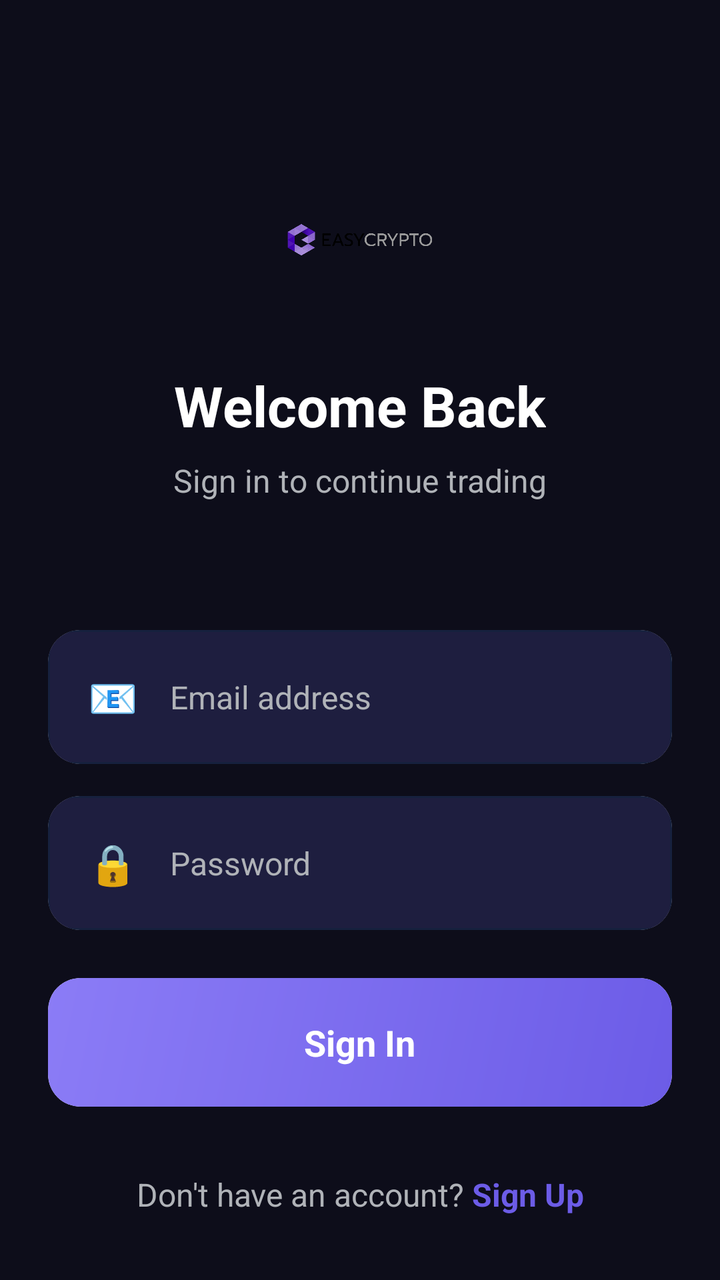
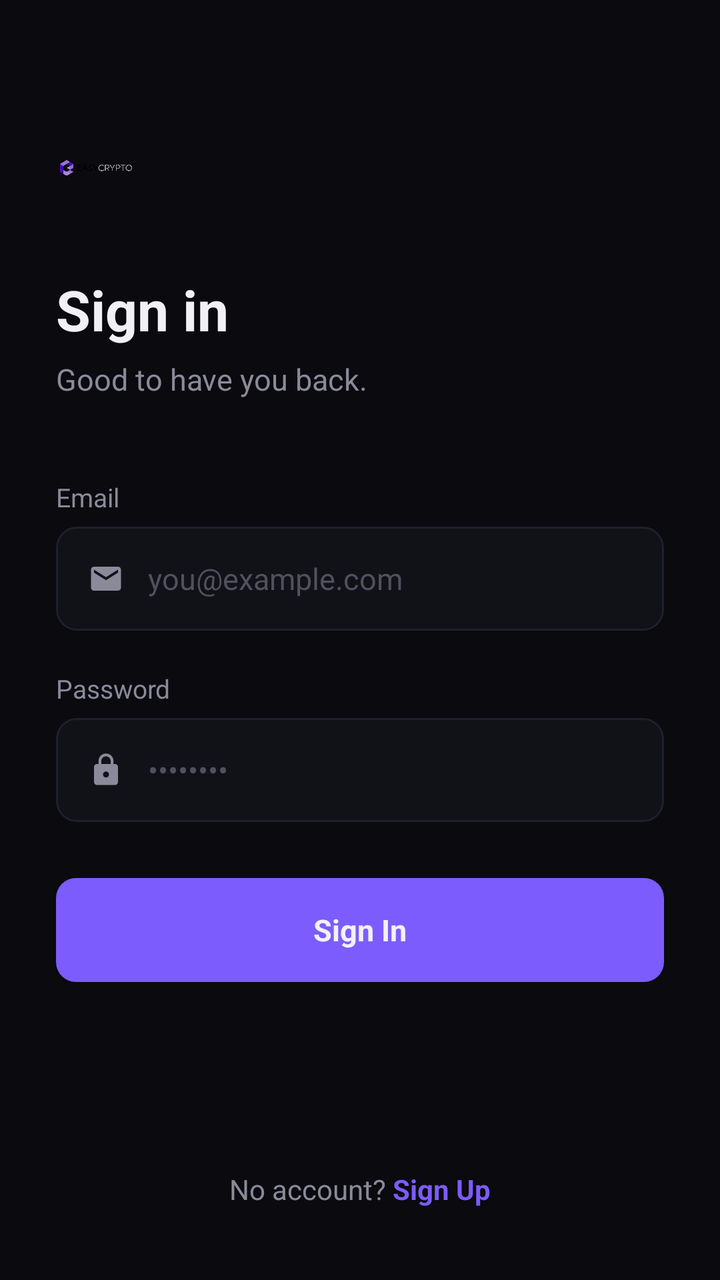

An Android layout rendered at two revisions. The XML below is the earlier revision; the diff shows what the commit changed to produce the second picture.
<!-- AndroidManifest.xml: application theme Theme.CryptoApplication -->
<!-- res/layout/activity_login.xml -->
<?xml version="1.0" encoding="utf-8"?>
<androidx.constraintlayout.widget.ConstraintLayout xmlns:android="http://schemas.android.com/apk/res/android"
    xmlns:app="http://schemas.android.com/apk/res-auto"
    xmlns:tools="http://schemas.android.com/tools"
    android:layout_width="match_parent"
    android:layout_height="match_parent"
    android:background="@color/dark_background"
    android:fitsSystemWindows="true"
    tools:context=".ui.auth.LoginActivity">

    
    <LinearLayout
        android:id="@+id/headerSection"
        android:layout_width="match_parent"
        android:layout_height="wrap_content"
        android:orientation="vertical"
        android:gravity="center"
        android:padding="32dp"
        android:layout_marginTop="48dp"
        app:layout_constraintTop_toTopOf="parent"
        app:layout_constraintStart_toStartOf="parent"
        app:layout_constraintEnd_toEndOf="parent">

        
        <ImageView
            android:id="@+id/logoImage"
            android:layout_width="80dp"
            android:layout_height="80dp"
            android:src="@drawable/mianlogo"
            android:contentDescription="App Logo"
            android:layout_marginBottom="24dp" />

        
        <TextView
            android:layout_width="wrap_content"
            android:layout_height="wrap_content"
            android:text="Welcome Back"
            android:textColor="@color/text_primary"
            android:textSize="28sp"
            android:textStyle="bold"
            android:layout_marginBottom="8dp" />

        <TextView
            android:layout_width="wrap_content"
            android:layout_height="wrap_content"
            android:text="Sign in to continue trading"
            android:textColor="@color/text_secondary"
            android:textSize="16sp" />

    </LinearLayout>

    
    <LinearLayout
        android:id="@+id/loginForm"
        android:layout_width="0dp"
        android:layout_height="wrap_content"
        android:orientation="vertical"
        android:layout_marginStart="24dp"
        android:layout_marginEnd="24dp"
        android:layout_marginTop="32dp"
        app:layout_constraintTop_toBottomOf="@+id/headerSection"
        app:layout_constraintStart_toStartOf="parent"
        app:layout_constraintEnd_toEndOf="parent">

        
        <androidx.cardview.widget.CardView
            android:layout_width="match_parent"
            android:layout_height="wrap_content"
            android:layout_marginBottom="16dp"
            app:cardCornerRadius="16dp"
            app:cardElevation="0dp">

            <LinearLayout
                android:layout_width="match_parent"
                android:layout_height="wrap_content"
                android:background="@drawable/dark_card_background"
                android:orientation="horizontal"
                android:gravity="center_vertical"
                android:padding="20dp">

                <TextView
                    android:layout_width="wrap_content"
                    android:layout_height="wrap_content"
                    android:text="📧"
                    android:textSize="20sp"
                    android:layout_marginEnd="16dp" />

                <EditText
                    android:id="@+id/emailEditText"
                    android:layout_width="0dp"
                    android:layout_height="wrap_content"
                    android:layout_weight="1"
                    android:hint="Email address"
                    android:textColor="@color/text_primary"
                    android:textColorHint="@color/text_secondary"
                    android:textSize="16sp"
                    android:background="@android:color/transparent"
                    android:inputType="textEmailAddress" />

            </LinearLayout>

        </androidx.cardview.widget.CardView>

        
        <androidx.cardview.widget.CardView
            android:layout_width="match_parent"
            android:layout_height="wrap_content"
            android:layout_marginBottom="24dp"
            app:cardCornerRadius="16dp"
            app:cardElevation="0dp">

            <LinearLayout
                android:layout_width="match_parent"
                android:layout_height="wrap_content"
                android:background="@drawable/dark_card_background"
                android:orientation="horizontal"
                android:gravity="center_vertical"
                android:padding="20dp">

                <TextView
                    android:layout_width="wrap_content"
                    android:layout_height="wrap_content"
                    android:text="🔒"
                    android:textSize="20sp"
                    android:layout_marginEnd="16dp" />

                <EditText
                    android:id="@+id/passwordEditText"
                    android:layout_width="0dp"
                    android:layout_height="wrap_content"
                    android:layout_weight="1"
                    android:hint="Password"
                    android:textColor="@color/text_primary"
                    android:textColorHint="@color/text_secondary"
                    android:textSize="16sp"
                    android:background="@android:color/transparent"
                    android:inputType="textPassword" />

            </LinearLayout>

        </androidx.cardview.widget.CardView>

        
        <androidx.cardview.widget.CardView
            android:layout_width="match_parent"
            android:layout_height="wrap_content"
            android:layout_marginBottom="24dp"
            app:cardCornerRadius="16dp"
            app:cardElevation="0dp">

            <LinearLayout
                android:id="@+id/loginButton"
                android:layout_width="match_parent"
                android:layout_height="wrap_content"
                android:background="@drawable/gradient_purple_card"
                android:orientation="horizontal"
                android:gravity="center"
                android:padding="20dp"
                android:clickable="true"
                android:focusable="true">

                <TextView
                    android:layout_width="wrap_content"
                    android:layout_height="wrap_content"
                    android:text="Sign In"
                    android:textColor="@color/text_primary"
                    android:textSize="18sp"
                    android:textStyle="bold" />

            </LinearLayout>

        </androidx.cardview.widget.CardView>

    </LinearLayout>

    
    <LinearLayout
        android:layout_width="wrap_content"
        android:layout_height="wrap_content"
        android:orientation="horizontal"
        android:gravity="center"
        android:layout_marginBottom="32dp"
        app:layout_constraintBottom_toBottomOf="parent"
        app:layout_constraintStart_toStartOf="parent"
        app:layout_constraintEnd_toEndOf="parent">

        <TextView
            android:layout_width="wrap_content"
            android:layout_height="wrap_content"
            android:text="Don't have an account? "
            android:textColor="@color/text_secondary"
            android:textSize="16sp" />

        <TextView
            android:id="@+id/createOneText"
            android:layout_width="wrap_content"
            android:layout_height="wrap_content"
            android:text="Sign Up"
            android:textColor="@color/purple_primary"
            android:textSize="16sp"
            android:textStyle="bold"
            android:clickable="true"
            android:focusable="true" />

    </LinearLayout>

</androidx.constraintlayout.widget.ConstraintLayout>
<!-- resources referenced by this layout -->
<resources>
  <color name="dark_background">#0D0D1A</color>
  <color name="purple_primary">#6C5CE7</color>
  <color name="text_primary">#FFFFFF</color>
  <color name="text_secondary">#B0B3B8</color>
  <!-- drawable dark_card_background (drawable) -->
  <?xml version="1.0" encoding="utf-8"?>
  <shape xmlns:android="http://schemas.android.com/apk/res/android">
      <solid android:color="@color/dark_card" />
      <corners android:radius="12dp" />
      <stroke 
          android:width="1dp" 
          android:color="@color/dark_surface_variant" />
  </shape>
  <!-- drawable gradient_purple_card (drawable) -->
  <?xml version="1.0" encoding="utf-8"?>
  <shape xmlns:android="http://schemas.android.com/apk/res/android">
      <gradient
          android:startColor="@color/purple_primary"
          android:endColor="@color/purple_accent"
          android:angle="135" />
      <corners android:radius="16dp" />
  </shape>
  <!-- drawable mianlogo: png bitmap (drawable, 30766 bytes) -->
  <style name="Theme.CryptoApplication" parent="Theme.Material3.DayNight.NoActionBar">
          
          <item name="colorPrimary">@color/purple_primary</item>
          <item name="colorOnPrimary">@color/text_primary</item>
          <item name="colorPrimaryContainer">@color/purple_accent</item>
          <item name="colorOnPrimaryContainer">@color/text_primary</item>
          
          
          <item name="colorSecondary">@color/purple_secondary</item>
          <item name="colorOnSecondary">@color/text_primary</item>
          <item name="colorSecondaryContainer">@color/dark_surface_variant</item>
          <item name="colorOnSecondaryContainer">@color/text_secondary</item>
  
          
          <item name="colorSurface">@color/dark_background</item>
          <item name="colorOnSurface">@color/text_primary</item>
          <item name="colorSurfaceVariant">@color/dark_surface</item>
          <item name="colorOnSurfaceVariant">@color/text_secondary</item>
          
          
          <item name="android:colorBackground">@color/dark_background</item>
          <item name="colorOnBackground">@color/text_primary</item>
          <item name="android:windowBackground">@color/dark_background</item>
          
          
          <item name="android:statusBarColor">@color/dark_background</item>
          <item name="android:windowLightStatusBar">false</item>
          
          
          <item name="android:navigationBarColor">@color/dark_background</item>
          
          
          <item name="colorError">@color/red_loss</item>
          <item name="colorOnError">@color/text_primary</item>
      </style>
  <color name="dark_card">#1E1E3F</color>
  <color name="dark_surface_variant">#16213E</color>
  <color name="purple_accent">#8B7CF6</color>
  <color name="purple_secondary">#A29BFE</color>
  <color name="dark_surface">#1A1A2E</color>
  <color name="red_loss">#FF6B6B</color>
</resources>

<!-- the commit's change to res/layout/activity_login.xml (unified diff, before → after) -->
@@ -11,41 +11,39 @@
     
     <LinearLayout
         android:id="@+id/headerSection"
-        android:layout_width="match_parent"
+        android:layout_width="0dp"
         android:layout_height="wrap_content"
         android:orientation="vertical"
-        android:gravity="center"
-        android:padding="32dp"
-        android:layout_marginTop="48dp"
+        android:paddingStart="28dp"
+        android:paddingEnd="28dp"
+        android:layout_marginTop="64dp"
         app:layout_constraintTop_toTopOf="parent"
         app:layout_constraintStart_toStartOf="parent"
         app:layout_constraintEnd_toEndOf="parent">
 
-        
         <ImageView
             android:id="@+id/logoImage"
-            android:layout_width="80dp"
-            android:layout_height="80dp"
+            android:layout_width="40dp"
+            android:layout_height="40dp"
             android:src="@drawable/mianlogo"
-            android:contentDescription="App Logo"
-            android:layout_marginBottom="24dp" />
-
-        
-        <TextView
-            android:layout_width="wrap_content"
-            android:layout_height="wrap_content"
-            android:text="Welcome Back"
+            android:contentDescription="BitMax"
+            android:layout_marginBottom="32dp" />
+
+        <TextView
+            android:layout_width="wrap_content"
+            android:layout_height="wrap_content"
+            android:text="Sign in"
             android:textColor="@color/text_primary"
             android:textSize="28sp"
             android:textStyle="bold"
-            android:layout_marginBottom="8dp" />
-
-        <TextView
-            android:layout_width="wrap_content"
-            android:layout_height="wrap_content"
-            android:text="Sign in to continue trading"
-            android:textColor="@color/text_secondary"
-            android:textSize="16sp" />
+            android:layout_marginBottom="6dp" />
+
+        <TextView
+            android:layout_width="wrap_content"
+            android:layout_height="wrap_content"
+            android:text="Good to have you back."
+            android:textColor="@color/text_secondary"
+            android:textSize="15sp" />
 
     </LinearLayout>
 
@@ -55,121 +53,116 @@
         android:layout_width="0dp"
         android:layout_height="wrap_content"
         android:orientation="vertical"
-        android:layout_marginStart="24dp"
-        android:layout_marginEnd="24dp"
-        android:layout_marginTop="32dp"
+        android:paddingStart="28dp"
+        android:paddingEnd="28dp"
+        android:layout_marginTop="40dp"
         app:layout_constraintTop_toBottomOf="@+id/headerSection"
         app:layout_constraintStart_toStartOf="parent"
         app:layout_constraintEnd_toEndOf="parent">
 
         
-        <androidx.cardview.widget.CardView
+        <TextView
+            android:layout_width="wrap_content"
+            android:layout_height="wrap_content"
+            android:text="Email"
+            android:textColor="@color/text_secondary"
+            android:textSize="13sp"
+            android:layout_marginBottom="6dp" />
+
+        
+        <LinearLayout
             android:layout_width="match_parent"
-            android:layout_height="wrap_content"
-            android:layout_marginBottom="16dp"
-            app:cardCornerRadius="16dp"
-            app:cardElevation="0dp">
-
-            <LinearLayout
-                android:layout_width="match_parent"
+            android:layout_height="52dp"
+            android:background="@drawable/input_background"
+            android:orientation="horizontal"
+            android:gravity="center_vertical"
+            android:paddingStart="16dp"
+            android:paddingEnd="16dp"
+            android:layout_marginBottom="20dp">
+
+            <ImageView
+                android:layout_width="18dp"
+                android:layout_height="18dp"
+                android:src="@drawable/ic_email"
+                android:layout_marginEnd="12dp"
+                android:contentDescription="@null" />
+
+            <EditText
+                android:id="@+id/emailEditText"
+                android:layout_width="0dp"
                 android:layout_height="wrap_content"
-                android:background="@drawable/dark_card_background"
-                android:orientation="horizontal"
-                android:gravity="center_vertical"
-                android:padding="20dp">
-
-                <TextView
-                    android:layout_width="wrap_content"
-                    android:layout_height="wrap_content"
-                    android:text="📧"
-                    android:textSize="20sp"
-                    android:layout_marginEnd="16dp" />
-
-                <EditText
-                    android:id="@+id/emailEditText"
-                    android:layout_width="0dp"
-                    android:layout_height="wrap_content"
-                    android:layout_weight="1"
-                    android:hint="Email address"
-                    android:textColor="@color/text_primary"
-                    android:textColorHint="@color/text_secondary"
-                    android:textSize="16sp"
-                    android:background="@android:color/transparent"
-                    android:inputType="textEmailAddress" />
-
-            </LinearLayout>
-
-        </androidx.cardview.widget.CardView>
-
-        
-        <androidx.cardview.widget.CardView
+                android:layout_weight="1"
+                android:hint="you@example.com"
+                android:textColor="@color/text_primary"
+                android:textColorHint="@color/text_tertiary"
+                android:textSize="15sp"
+                android:background="@android:color/transparent"
+                android:inputType="textEmailAddress"
+                android:importantForAutofill="yes" />
+
+        </LinearLayout>
+
+        
+        <TextView
+            android:layout_width="wrap_content"
+            android:layout_height="wrap_content"
+            android:text="Password"
+            android:textColor="@color/text_secondary"
+            android:textSize="13sp"
+            android:layout_marginBottom="6dp" />
+
+        
+        <LinearLayout
             android:layout_width="match_parent"
-            android:layout_height="wrap_content"
-            android:layout_marginBottom="24dp"
-            app:cardCornerRadius="16dp"
-            app:cardElevation="0dp">
-
-            <LinearLayout
-                android:layout_width="match_parent"
+            android:layout_height="52dp"
+            android:background="@drawable/input_background"
+            android:orientation="horizontal"
+            android:gravity="center_vertical"
+            android:paddingStart="16dp"
+            android:paddingEnd="16dp"
+            android:layout_marginBottom="28dp">
+
+            <ImageView
+                android:layout_width="18dp"
+                android:layout_height="18dp"
+                android:src="@drawable/ic_lock"
+                android:layout_marginEnd="12dp"
+                android:contentDescription="@null" />
+
+            <EditText
+                android:id="@+id/passwordEditText"
+                android:layout_width="0dp"
                 android:layout_height="wrap_content"
-                android:background="@drawable/dark_card_background"
-                android:orientation="horizontal"
-                android:gravity="center_vertical"
-                android:padding="20dp">
-
-                <TextView
-                    android:layout_width="wrap_content"
-                    android:layout_height="wrap_content"
-                    android:text="🔒"
-                    android:textSize="20sp"
-                    android:layout_marginEnd="16dp" />
-
-                <EditText
-                    android:id="@+id/passwordEditText"
-                    android:layout_width="0dp"
-                    android:layout_height="wrap_content"
-                    android:layout_weight="1"
-                    android:hint="Password"
-                    android:textColor="@color/text_primary"
-                    android:textColorHint="@color/text_secondary"
-                    android:textSize="16sp"
-                    android:background="@android:color/transparent"
-                    android:inputType="textPassword" />
-
-            </LinearLayout>
-
-        </androidx.cardview.widget.CardView>
-
-        
-        <androidx.cardview.widget.CardView
+                android:layout_weight="1"
+                android:hint="••••••••"
+                android:textColor="@color/text_primary"
+                android:textColorHint="@color/text_tertiary"
+                android:textSize="15sp"
+                android:background="@android:color/transparent"
+                android:inputType="textPassword" />
+
+        </LinearLayout>
+
+        
+        <LinearLayout
+            android:id="@+id/loginButton"
             android:layout_width="match_parent"
-            android:layout_height="wrap_content"
-            android:layout_marginBottom="24dp"
-            app:cardCornerRadius="16dp"
-            app:cardElevation="0dp">
-
-            <LinearLayout
-                android:id="@+id/loginButton"
-                android:layout_width="match_parent"
+            android:layout_height="52dp"
+            android:background="@drawable/btn_primary"
+            android:orientation="horizontal"
+            android:gravity="center"
+            android:clickable="true"
+            android:focusable="true">
+
+            <TextView
+                android:layout_width="wrap_content"
                 android:layout_height="wrap_content"
-                android:background="@drawable/gradient_purple_card"
-                android:orientation="horizontal"
-                android:gravity="center"
-                android:padding="20dp"
-                android:clickable="true"
-                android:focusable="true">
-
-                <TextView
-                    android:layout_width="wrap_content"
-                    android:layout_height="wrap_content"
-                    android:text="Sign In"
-                    android:textColor="@color/text_primary"
-                    android:textSize="18sp"
-                    android:textStyle="bold" />
-
-            </LinearLayout>
-
-        </androidx.cardview.widget.CardView>
+                android:text="Sign In"
+                android:textColor="@color/text_primary"
+                android:textSize="15sp"
+                android:textStyle="bold" />
+
+        </LinearLayout>
 
     </LinearLayout>
 
@@ -179,7 +172,7 @@
         android:layout_height="wrap_content"
         android:orientation="horizontal"
         android:gravity="center"
-        android:layout_marginBottom="32dp"
+        android:layout_marginBottom="36dp"
         app:layout_constraintBottom_toBottomOf="parent"
         app:layout_constraintStart_toStartOf="parent"
         app:layout_constraintEnd_toEndOf="parent">
@@ -187,9 +180,9 @@
         <TextView
             android:layout_width="wrap_content"
             android:layout_height="wrap_content"
-            android:text="Don't have an account? "
-            android:textColor="@color/text_secondary"
-            android:textSize="16sp" />
+            android:text="No account? "
+            android:textColor="@color/text_secondary"
+            android:textSize="14sp" />
 
         <TextView
             android:id="@+id/createOneText"
@@ -197,7 +190,7 @@
             android:layout_height="wrap_content"
             android:text="Sign Up"
             android:textColor="@color/purple_primary"
-            android:textSize="16sp"
+            android:textSize="14sp"
             android:textStyle="bold"
             android:clickable="true"
             android:focusable="true" />
<!-- resource entries referenced after the edit -->
@@ -1,26 +1,46 @@
 <!-- resources referenced by this layout -->
 <resources>
-  <color name="dark_background">#0D0D1A</color>
-  <color name="purple_primary">#6C5CE7</color>
-  <color name="text_primary">#FFFFFF</color>
-  <color name="text_secondary">#B0B3B8</color>
-  <!-- drawable dark_card_background (drawable) -->
+  <color name="dark_background">#0A0A0F</color>
+  <color name="purple_primary">#7C5CFC</color>
+  <color name="text_primary">#F1F1F5</color>
+  <color name="text_secondary">#8A8A9A</color>
+  <color name="text_tertiary">#50505F</color>
+  <!-- drawable btn_primary (drawable) -->
   <?xml version="1.0" encoding="utf-8"?>
   <shape xmlns:android="http://schemas.android.com/apk/res/android">
-      <solid android:color="@color/dark_card" />
-      <corners android:radius="12dp" />
-      <stroke 
-          android:width="1dp" 
-          android:color="@color/dark_surface_variant" />
+      <solid android:color="@color/purple_primary" />
+      <corners android:radius="10dp" />
   </shape>
-  <!-- drawable gradient_purple_card (drawable) -->
+  <!-- drawable ic_email (drawable) -->
+  <?xml version="1.0" encoding="utf-8"?>
+  <vector xmlns:android="http://schemas.android.com/apk/res/android"
+      android:width="24dp"
+      android:height="24dp"
+      android:viewportWidth="24"
+      android:viewportHeight="24">
+      <path
+          android:fillColor="#8A8A9A"
+          android:pathData="M20,4L4,4C2.9,4 2.01,4.9 2.01,6L2,18C2,19.1 2.9,20 4,20L20,20C21.1,20 22,19.1 22,18L22,6C22,4.9 21.1,4 20,4ZM20,8L12,13L4,8L4,6L12,11L20,6L20,8Z" />
+  </vector>
+  <!-- drawable ic_lock (drawable) -->
+  <?xml version="1.0" encoding="utf-8"?>
+  <vector xmlns:android="http://schemas.android.com/apk/res/android"
+      android:width="24dp"
+      android:height="24dp"
+      android:viewportWidth="24"
+      android:viewportHeight="24">
+      <path
+          android:fillColor="#8A8A9A"
+          android:pathData="M18,8L17,8L17,6C17,3.24 14.76,1 12,1C9.24,1 7,3.24 7,6L7,8L6,8C4.9,8 4,8.9 4,10L4,20C4,21.1 4.9,22 6,22L18,22C19.1,22 20,21.1 20,20L20,10C20,8.9 19.1,8 18,8ZM12,17C10.9,17 10,16.1 10,15C10,13.9 10.9,13 12,13C13.1,13 14,13.9 14,15C14,16.1 13.1,17 12,17ZM15.1,8L8.9,8L8.9,6C8.9,4.29 10.29,2.9 12,2.9C13.71,2.9 15.1,4.29 15.1,6L15.1,8Z" />
+  </vector>
+  <!-- drawable input_background (drawable) -->
   <?xml version="1.0" encoding="utf-8"?>
   <shape xmlns:android="http://schemas.android.com/apk/res/android">
-      <gradient
-          android:startColor="@color/purple_primary"
-          android:endColor="@color/purple_accent"
-          android:angle="135" />
-      <corners android:radius="16dp" />
+      <solid android:color="@color/dark_surface" />
+      <corners android:radius="10dp" />
+      <stroke
+          android:width="1dp"
+          android:color="@color/stroke_default" />
   </shape>
   <!-- drawable mianlogo: png bitmap (drawable, 30766 bytes) -->
   <style name="Theme.CryptoApplication" parent="Theme.Material3.DayNight.NoActionBar">
@@ -58,11 +78,11 @@
           <item name="colorError">@color/red_loss</item>
           <item name="colorOnError">@color/text_primary</item>
       </style>
-  <color name="dark_card">#1E1E3F</color>
-  <color name="dark_surface_variant">#16213E</color>
-  <color name="purple_accent">#8B7CF6</color>
-  <color name="purple_secondary">#A29BFE</color>
-  <color name="dark_surface">#1A1A2E</color>
-  <color name="red_loss">#FF6B6B</color>
+  <color name="dark_surface_variant">#1C1C27</color>
+  <color name="purple_accent">#7C5CFC</color>
+  <color name="purple_secondary">#A48AFD</color>
+  <color name="dark_surface">#111118</color>
+  <color name="stroke_default">#1F1F2E</color>
+  <color name="red_loss">#EF4444</color>
 </resources>
 
